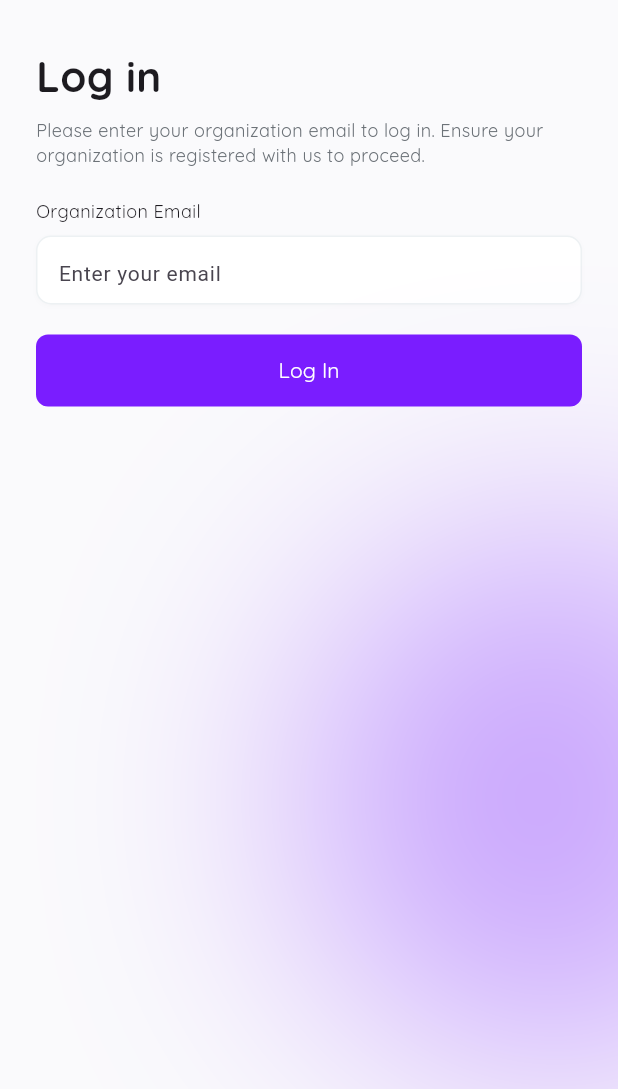
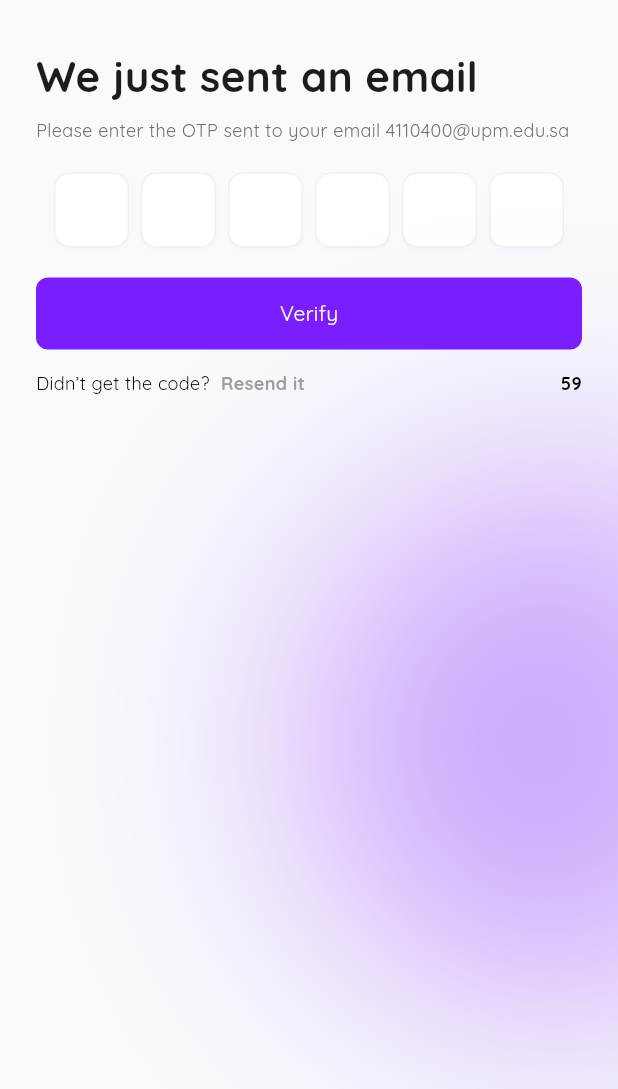
Before and after one commit to trsjmx/Rewaq-x, a Flutter app: the screen it shows after launch, after a tap on "Log In", on a phone screen of 412 x 824 dp, the part 147-1236 px from its top. Run offline on Flutter 3.47's test engine with Material 3 defaults, Android fonts, the phone set to English and light mode, and no system bars; drawn by our look-alikes of pinput; our stand-ins replace flutter_svg.

Commit message:
third commit

```diff
--- a/lib/screens/login_screen.dart
+++ b/lib/screens/login_screen.dart
@@ -1,5 +1,6 @@
 import 'package:flutter/material.dart';
 import 'package:flutter_svg/flutter_svg.dart';
+import 'otp_screen.dart'; // Import OTP Screen
 
 class LoginScreen extends StatefulWidget {
   const LoginScreen({super.key});
@@ -127,7 +128,12 @@ class _LoginScreenState extends State<LoginScreen> {
                   height: 48,
                   child: ElevatedButton(
                     onPressed: () {
-                      // Handle login functionality here
+                      Navigator.push(
+                        context,
+                        MaterialPageRoute(
+                          builder: (context) => const OTPScreen(),
+                        ),
+                      );
                     },
                     style: ElevatedButton.styleFrom(
                       elevation: 0,
--- /dev/null
+++ b/lib/screens/otp_screen.dart
@@ -0,0 +1,246 @@
+import 'package:flutter/material.dart';
+import 'package:flutter_svg/flutter_svg.dart';
+import 'package:pinput/pinput.dart';
+
+class OTPScreen extends StatefulWidget {
+  const OTPScreen({super.key});
+
+  @override
+  _OTPScreenState createState() => _OTPScreenState();
+}
+
+class _OTPScreenState extends State<OTPScreen> {
+  int _secondsRemaining = 60; // Countdown Timer
+  bool _canResend = false;
+  late TextEditingController _otpController;
+
+  @override
+  void initState() {
+    super.initState();
+    _otpController = TextEditingController();
+    startTimer();
+  }
+
+  void startTimer() {
+    Future.delayed(const Duration(seconds: 1), () {
+      if (mounted) {
+        setState(() {
+          if (_secondsRemaining > 0) {
+            _secondsRemaining--;
+            startTimer();
+          } else {
+            _canResend = true;
+          }
+        });
+      }
+    });
+  }
+
+  void resendOTP() {
+    if (_canResend) {
+      setState(() {
+        _secondsRemaining = 60;
+        _canResend = false;
+        startTimer();
+      });
+      // OTP resending logic must be here.
+    }
+  }
+
+  @override
+  void dispose() {
+    _otpController.dispose();
+    super.dispose();
+  }
+
+  @override
+  Widget build(BuildContext context) {
+    return Scaffold(
+      backgroundColor: const Color.fromRGBO(250, 250, 252, 1),
+      body: Padding(
+        padding: const EdgeInsets.symmetric(horizontal: 24.0),
+        child: Column(
+          crossAxisAlignment: CrossAxisAlignment.start,
+          children: [
+            const SizedBox(height: 60),
+            Row(
+              children: [
+                IconButton(
+                  icon: SvgPicture.asset(
+                    'assets/images/chevron-left.svg',
+                    width: 28,
+                  ),
+                  onPressed: () => Navigator.pop(context),
+                ),
+                Expanded(
+                  child: Align(
+                    alignment: Alignment.center,
+                    child: SvgPicture.asset(
+                      'assets/images/rewaqx_screenlogo.svg',
+                      width: 150,
+                    ),
+                  ),
+                ),
+              ],
+            ),
+            const SizedBox(height: 20),
+            const Text(
+              'We just sent an email',
+              style: TextStyle(
+                fontFamily: 'Quicksand',
+                fontSize: 28,
+                fontWeight: FontWeight.bold,
+              ),
+            ),
+            const SizedBox(height: 8),
+            const Text(
+              'Please enter the OTP sent to your email 4110400@upm.edu.sa',
+              style: TextStyle(
+                fontFamily: 'Quicksand',
+                fontSize: 12,
+                color: Color.fromRGBO(108, 114, 120, 1),
+              ),
+            ),
+            const SizedBox(height: 20),
+
+            /// OTP Input
+            Center(
+              child: Pinput(
+                length: 6,
+                controller: _otpController,
+                defaultPinTheme: PinTheme(
+                  width: 50,
+                  height: 50,
+                  textStyle: const TextStyle(
+                    fontSize: 18,
+                    fontWeight: FontWeight.bold,
+                  ),
+                  decoration: BoxDecoration(
+                    border: Border.all(
+                      color: const Color.fromRGBO(237, 241, 243, 1),
+                    ),
+                    borderRadius: BorderRadius.circular(10),
+                    color: Colors.white,
+                    boxShadow: [
+                      BoxShadow(
+                        color: const Color.fromRGBO(228, 229, 231, 0.24),
+                        offset: const Offset(0, 1),
+                        blurRadius: 2,
+                      ),
+                    ],
+                  ),
+                ),
+              ),
+            ),
+            const SizedBox(height: 20),
+
+            /// Verify Button
+            Stack(
+              clipBehavior: Clip.none,
+              children: [
+                Positioned(
+                  right: -150,
+                  bottom: -420,
+                  child: Container(
+                    width: 356.96,
+                    height: 356.96,
+                    decoration: BoxDecoration(
+                      shape: BoxShape.circle,
+                      boxShadow: [
+                        BoxShadow(
+                          color: const Color.fromRGBO(122, 29, 255, 0.4),
+                          blurRadius: 225.88,
+                          spreadRadius: 0,
+                          offset: const Offset(20, 20),
+                        ),
+                      ],
+                    ),
+                  ),
+                ),
+                SizedBox(
+                  width: double.infinity,
+                  height: 48,
+                  child: ElevatedButton(
+                    onPressed: () {
+                      // Handle OTP Verification
+                    },
+                    style: ElevatedButton.styleFrom(
+                      elevation: 0,
+                      backgroundColor: const Color.fromRGBO(122, 29, 255, 1),
+                      shape: RoundedRectangleBorder(
+                        borderRadius: BorderRadius.circular(8.0),
+                      ),
+                    ),
+                    child: const Text(
+                      'Verify',
+                      style: TextStyle(
+                        fontFamily: 'Quicksand',
+                        fontSize: 14,
+                        color: Colors.white,
+                      ),
+                    ),
+                  ),
+                ),
+              ],
+            ),
+            const SizedBox(height: 10),
+
+            /// Resend OTP with Timer
+            Row(
+              mainAxisAlignment: MainAxisAlignment.spaceBetween,
+              children: [
+                Row(
+                  children: [
+                    const Text(
+                      "Didn’t get the code? ",
+                      style: TextStyle(
+                        fontFamily: 'Quicksand',
+                        fontSize: 12,
+                        color: Colors.black,
+                      ),
+                    ),
+                    MouseRegion(
+                      cursor: _canResend
+                          ? SystemMouseCursors.click
+                          : MouseCursor.defer,
+                      child: Material(
+                        color: Colors.transparent,
+                        child: InkWell(
+                          onTap: _canResend ? resendOTP : null,
+                          borderRadius: BorderRadius.circular(4.0),
+                          child: Padding(
+                            padding: const EdgeInsets.all(4.0),
+                            child: Text(
+                              'Resend it',
+                              style: TextStyle(
+                                fontFamily: 'Quicksand',
+                                fontSize: 12,
+                                fontWeight: FontWeight.bold,
+                                color: _canResend
+                                    ? const Color.fromRGBO(122, 29, 255, 1)
+                                    : Colors.grey,
+                              ),
+                            ),
+                          ),
+                        ),
+                      ),
+                    ),
+                  ],
+                ),
+                Text(
+                  '$_secondsRemaining',
+                  style: const TextStyle(
+                    fontFamily: 'Quicksand',
+                    fontSize: 12,
+                    fontWeight: FontWeight.bold,
+                    color: Colors.black,
+                  ),
+                ),
+              ],
+            ),
+          ],
+        ),
+      ),
+    );
+  }
+}
--- a/pubspec.yaml
+++ b/pubspec.yaml
@@ -35,6 +35,7 @@ dependencies:
   # Use with the CupertinoIcons class for iOS style icons.
   cupertino_icons: ^1.0.8
   flutter_svg: ^2.0.17
+  pinput: ^5.0.1
 
 dev_dependencies:
   flutter_test:
```
Also changed, not shown: pubspec.lock.
